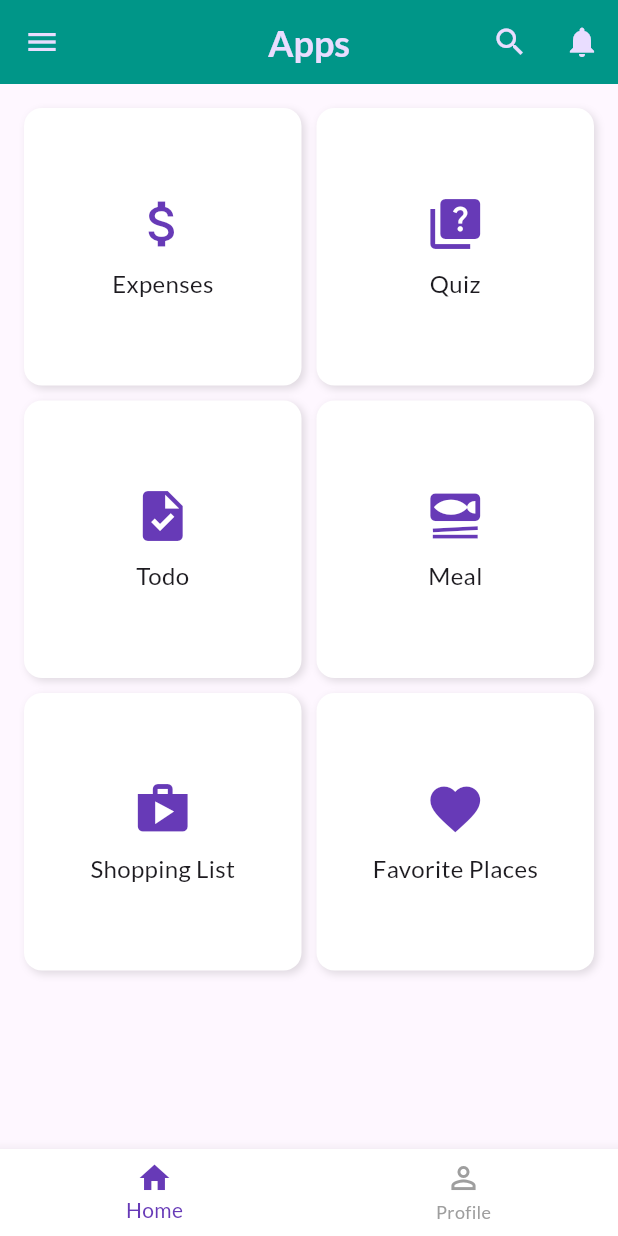
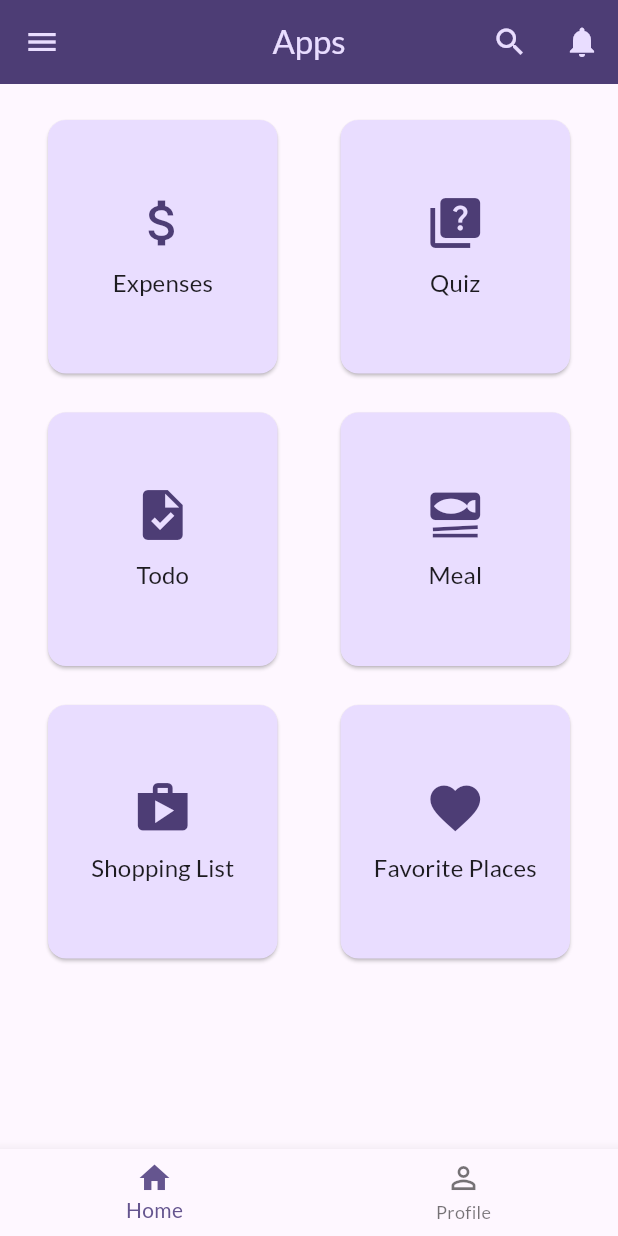
Before and after one commit to binodcoder/portfolio, a Flutter app: the screen it shows after launch, after a tap on "More", on a phone screen of 412 x 824 dp. Run offline on Flutter 3.47's test engine with Material 3 defaults, Android fonts, the light colour scheme and no system bars; our stand-ins replace flutter_riverpod, flutter_svg, font_awesome_flutter, google_fonts, shared_preferences, transparent_image and 2 more; network calls fail.

Commit message:
style(theme): improve global app theming

```diff
--- a/lib/common_widgets/app_bar.dart
+++ b/lib/common_widgets/app_bar.dart
@@ -6,13 +6,13 @@ class CustomAppBar extends StatelessWidget implements PreferredSizeWidget {
     return AppBar(
       title: Text(
         'Apps',
-        style: TextStyle(
-          fontWeight: FontWeight.bold,
-          fontSize: 24.0,
-        ),
+        // style: TextStyle(
+        //   fontWeight: FontWeight.bold,
+        //   fontSize: 24.0,
+        // ),
       ),
       centerTitle: true,
-      backgroundColor: Colors.teal,
+      // backgroundColor: Colors.teal,
       // leading: IconButton(
       //   icon: Icon(Icons.menu),
       //   onPressed: () {
--- a/lib/common_widgets/bottom_nav_scaffold.dart
+++ b/lib/common_widgets/bottom_nav_scaffold.dart
@@ -31,9 +31,9 @@ class _BottomNavScaffoldState extends State<BottomNavScaffold> {
       bottomNavigationBar: BottomNavigationBar(
         currentIndex: _selectedIndex,
         onTap: _onItemTapped,
-        backgroundColor: Colors.white,
-        selectedItemColor: Colors.deepPurple,
-        unselectedItemColor: Colors.grey,
+        // backgroundColor: Colors.white,
+        //selectedItemColor: Colors.deepPurple,
+        // unselectedItemColor: Colors.grey,
         elevation: 8,
         items: const [
           BottomNavigationBarItem(
--- a/lib/features/expense_tracker/widgets/expenses_list/expenses_list.dart
+++ b/lib/features/expense_tracker/widgets/expenses_list/expenses_list.dart
@@ -18,7 +18,7 @@ class ExpensesList extends StatelessWidget {
     return ListView.builder(
       itemBuilder: (ctx, index) => Dismissible(
         background: Container(
-          color: Theme.of(context).colorScheme.error.withOpacity(0.55),
+          color: Theme.of(context).colorScheme.error.withAlpha(20),
           margin: EdgeInsets.symmetric(
               horizontal: Theme.of(context).cardTheme.margin!.horizontal),
         ),
--- a/lib/features/home/home.dart
+++ b/lib/features/home/home.dart
@@ -38,24 +38,19 @@ class Home extends StatelessWidget {
                   MaterialPageRoute(builder: (_) => item.destination),
                 );
               },
-              child: Container(
-                decoration: BoxDecoration(
-                  color: Colors.white,
-                  borderRadius: BorderRadius.circular(12),
-                  boxShadow: [
-                    BoxShadow(
-                      color: Colors.black12,
-                      blurRadius: 4,
-                      offset: Offset(2, 2),
-                    )
-                  ],
-                ),
+              child: Card(
                 child: Column(
                   mainAxisAlignment: MainAxisAlignment.center,
                   children: [
-                    Icon(item.icon, size: 40, color: Colors.deepPurple),
+                    Icon(
+                      item.icon,
+                      size: 40,
+                    ),
                     SizedBox(height: 8),
-                    Text(item.title, style: TextStyle(fontSize: 16)),
+                    Text(
+                      item.title,
+                      style: Theme.of(context).textTheme.titleMedium,
+                    ),
                   ],
                 ),
               ),
--- a/lib/features/profile/widgets/gradient_container.dart
+++ b/lib/features/profile/widgets/gradient_container.dart
@@ -38,21 +38,21 @@ class GradientContainer extends StatelessWidget {
           child: Column(
             //crossAxisAlignment: CrossAxisAlignment.stretch,
             children: [
-              Container(
-                width: 50,
-                height: 50,
-                child: SvgPicture.asset(
-                  'assets/images/logo_setting.svg',
-                  semanticsLabel: 'Dart Logo',
-                ),
-              ),
-              Container(
-                width: 50,
-                height: 50,
-                child: Image(
-                  image: AssetImage('assets/images/education.png'),
-                ),
-              ),
+              // Container(
+              //   width: 50,
+              //   height: 50,
+              //   child: SvgPicture.asset(
+              //     'assets/images/logo_setting.svg',
+              //     semanticsLabel: 'Dart Logo',
+              //   ),
+              // ),
+              // Container(
+              //   width: 50,
+              //   height: 50,
+              //   child: Image(
+              //     image: AssetImage('assets/images/education.png'),
+              //   ),
+              // ),
               Card(
                 elevation: 2.0,
                 child: Padding(
--- a/lib/main.dart
+++ b/lib/main.dart
@@ -2,6 +2,7 @@ import 'package:flutter/material.dart';
 import 'package:flutter_riverpod/flutter_riverpod.dart';
 import 'package:google_fonts/google_fonts.dart';
 import 'package:my_cv/features/intro/intro_screen.dart';
+import 'package:shared_preferences/shared_preferences.dart';
 
 var kColorScheme = ColorScheme.fromSeed(
   seedColor: Color.fromARGB(255, 96, 59, 181),
@@ -19,7 +20,7 @@ ThemeData theme = ThemeData().copyWith(
     foregroundColor: kColorScheme.primaryContainer,
   ),
   cardTheme: CardTheme().copyWith(
-    color: kColorScheme.secondaryContainer,
+    color: kColorScheme.primaryContainer,
     margin: EdgeInsets.symmetric(
       horizontal: 16,
       vertical: 8,
@@ -31,6 +32,9 @@ ThemeData theme = ThemeData().copyWith(
     ),
   ),
   textTheme: GoogleFonts.latoTextTheme(),
+  iconTheme: IconThemeData().copyWith(
+    color: kColorScheme.onPrimaryContainer,
+  ),
 );
 
 ThemeData darkTheme = ThemeData.dark().copyWith(
@@ -50,26 +54,57 @@ ThemeData darkTheme = ThemeData.dark().copyWith(
   ),
 );
 
-void main() {
+void main() async {
+  WidgetsFlutterBinding.ensureInitialized();
+  final prefs = await SharedPreferences.getInstance();
+  final saved = prefs.getString('themeMode');
+  final initial = (saved == 'dark')
+      ? ThemeMode.dark
+      : (saved == 'light')
+          ? ThemeMode.light
+          : ThemeMode.system;
   runApp(
     ProviderScope(
-      child: App(),
+      child: App(
+        initialThemeMode: initial,
+      ),
     ),
   );
 }
 
 class App extends StatefulWidget {
-  const App({super.key});
+  final ThemeMode initialThemeMode;
+  const App({super.key, required this.initialThemeMode});
 
   @override
   State<App> createState() => _AppState();
 }
 
 class _AppState extends State<App> {
-  ThemeMode _mode = ThemeMode.system;
+  late ThemeMode _mode;
 
-  void _setTheme(ThemeMode mode) {
+  @override
+  void initState() {
+    super.initState();
+    _mode = widget.initialThemeMode;
+  }
+
+  Future<void> _setTheme(ThemeMode mode) async {
     setState(() => _mode = mode);
+    final prefs = await SharedPreferences.getInstance();
+    final value;
+    switch (mode) {
+      case ThemeMode.dark:
+        value = 'dark';
+        break;
+      case ThemeMode.light:
+        value = 'light';
+        break;
+      case ThemeMode.system:
+        value = 'system';
+        break;
+    }
+    await prefs.setString('themeMode', value);
   }
 
   @override
```
Also changed, not shown: lib/features/intro/intro_screen.dart (+11 -4 lines), assets/images/photo.jpg, assets/images/photo1.jpg (added).
